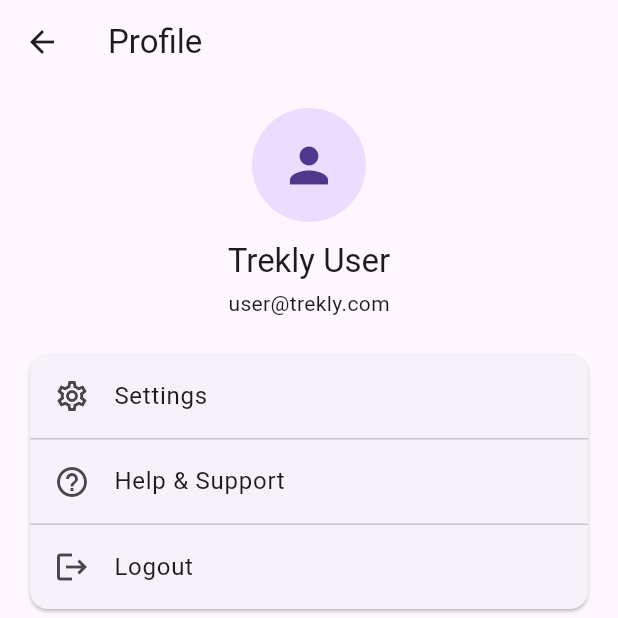
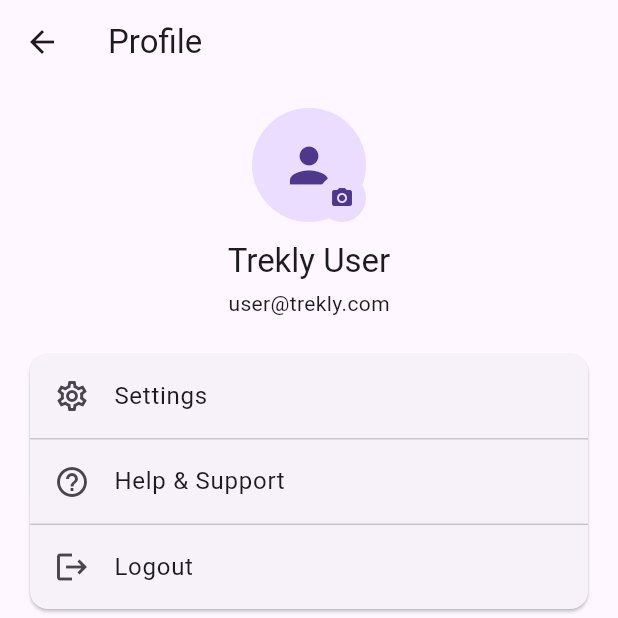
Before and after one commit to samekshya/trekly, a Flutter app: the ProfileTab screen opened directly, on a phone screen of 412 x 824 dp, the top half of it. Run offline on Flutter 3.47's test engine with Material 3 defaults, Android fonts, the light colour scheme and no system bars; our stand-ins replace dio, flutter_riverpod, hive, hive_flutter, image_picker, shared_preferences; accounts and stored records are empty.

Commit message:
profile secreen changed

```diff
--- a/lib/app/app.dart
+++ b/lib/app/app.dart
@@ -6,6 +6,7 @@ import '../screens/onboarding_screen.dart';
 import '../screens/login_screen.dart';
 import '../screens/register_screen.dart';
 import '../screens/bottom_screen/bottomnavigation_screen.dart';
+import 'package:trekly/features/upload/presentation/upload_image_screen.dart';
 
 class App extends StatelessWidget {
   const App({super.key});
@@ -21,6 +22,7 @@ class App extends StatelessWidget {
         '/login': (_) => const LoginScreen(),
         '/register': (_) => const RegisterScreen(),
         '/home': (_) => const BottomNavigationScreen(),
+        '/upload': (_) => const UploadImageScreen(),
       },
     );
   }
--- a/lib/screens/bottom_screen/profile_tab.dart
+++ b/lib/screens/bottom_screen/profile_tab.dart
@@ -1,7 +1,51 @@
+import 'dart:io';
+
 import 'package:flutter/material.dart';
+import 'package:image_picker/image_picker.dart';
 
-class ProfileTab extends StatelessWidget {
+import '../../features/upload/data/image_upload_service.dart';
+
+class ProfileTab extends StatefulWidget {
   const ProfileTab({super.key});
+
+  @override
+  State<ProfileTab> createState() => _ProfileTabState();
+}
+
+class _ProfileTabState extends State<ProfileTab> {
+  final ImagePicker _picker = ImagePicker();
+  final ImageUploadService _uploadService = ImageUploadService();
+
+  String? _profileImageUrl;
+  bool _isUploading = false;
+
+  Future<void> _changePhoto() async {
+    final XFile? picked = await _picker.pickImage(source: ImageSource.gallery);
+    if (picked == null) return;
+
+    setState(() {
+      _isUploading = true;
+    });
+
+    try {
+      final url = await _uploadService.uploadImage(File(picked.path));
+      setState(() {
+        _profileImageUrl = url;
+      });
+    } catch (_) {
+      if (mounted) {
+        ScaffoldMessenger.of(
+          context,
+        ).showSnackBar(const SnackBar(content: Text("Upload failed")));
+      }
+    } finally {
+      if (mounted) {
+        setState(() {
+          _isUploading = false;
+        });
+      }
+    }
+  }
 
   @override
   Widget build(BuildContext context) {
@@ -11,7 +55,33 @@ class ProfileTab extends StatelessWidget {
         padding: const EdgeInsets.all(16),
         child: Column(
           children: [
-            const CircleAvatar(radius: 38, child: Icon(Icons.person, size: 38)),
+            Stack(
+              alignment: Alignment.bottomRight,
+              children: [
+                CircleAvatar(
+                  radius: 38,
+                  backgroundImage: _profileImageUrl != null
+                      ? NetworkImage(_profileImageUrl!)
+                      : null,
+                  child: _profileImageUrl == null
+                      ? const Icon(Icons.person, size: 38)
+                      : null,
+                ),
+                InkWell(
+                  onTap: _isUploading ? null : _changePhoto,
+                  child: CircleAvatar(
+                    radius: 16,
+                    child: _isUploading
+                        ? const SizedBox(
+                            height: 14,
+                            width: 14,
+                            child: CircularProgressIndicator(strokeWidth: 2),
+                          )
+                        : const Icon(Icons.camera_alt, size: 16),
+                  ),
+                ),
+              ],
+            ),
             const SizedBox(height: 12),
             Text("Trekly User", style: Theme.of(context).textTheme.titleLarge),
             const SizedBox(height: 4),
@@ -51,3 +121,57 @@ class ProfileTab extends StatelessWidget {
     );
   }
 }
+
+// import 'package:flutter/material.dart';
+
+// class ProfileTab extends StatelessWidget {
+//   const ProfileTab({super.key});
+
+//   @override
+//   Widget build(BuildContext context) {
+//     return Scaffold(
+//       appBar: AppBar(title: const Text("Profile")),
+//       body: Padding(
+//         padding: const EdgeInsets.all(16),
+//         child: Column(
+//           children: [
+//             const CircleAvatar(radius: 38, child: Icon(Icons.person, size: 38)),
+//             const SizedBox(height: 12),
+//             Text("Trekly User", style: Theme.of(context).textTheme.titleLarge),
+//             const SizedBox(height: 4),
+//             Text(
+//               "user@trekly.com",
+//               style: Theme.of(context).textTheme.bodyMedium,
+//             ),
+//             const SizedBox(height: 20),
+//             Card(
+//               child: Column(
+//                 children: [
+//                   ListTile(
+//                     leading: const Icon(Icons.settings_outlined),
+//                     title: const Text("Settings"),
+//                     onTap: () {},
+//                   ),
+//                   const Divider(height: 1),
+//                   ListTile(
+//                     leading: const Icon(Icons.help_outline),
+//                     title: const Text("Help & Support"),
+//                     onTap: () {},
+//                   ),
+//                   const Divider(height: 1),
+//                   ListTile(
+//                     leading: const Icon(Icons.logout),
+//                     title: const Text("Logout"),
+//                     onTap: () {
+//                       Navigator.pushReplacementNamed(context, '/login');
+//                     },
+//                   ),
+//                 ],
+//               ),
+//             ),
+//           ],
+//         ),
+//       ),
+//     );
+//   }
+// }
--- a/pubspec.yaml
+++ b/pubspec.yaml
@@ -27,6 +27,8 @@ dependencies:
   # Networking
   dio: ^5.4.1
   shared_preferences: ^2.5.4
+  image_picker: ^1.1.2
+
 
 dev_dependencies:
   flutter_test:
```
Also changed, not shown: lib/features/upload/data/image_upload_service.dart (+34 -0 lines), lib/features/upload/presentation/upload_image_screen.dart (added, +128 -0 lines), pubspec.lock.
